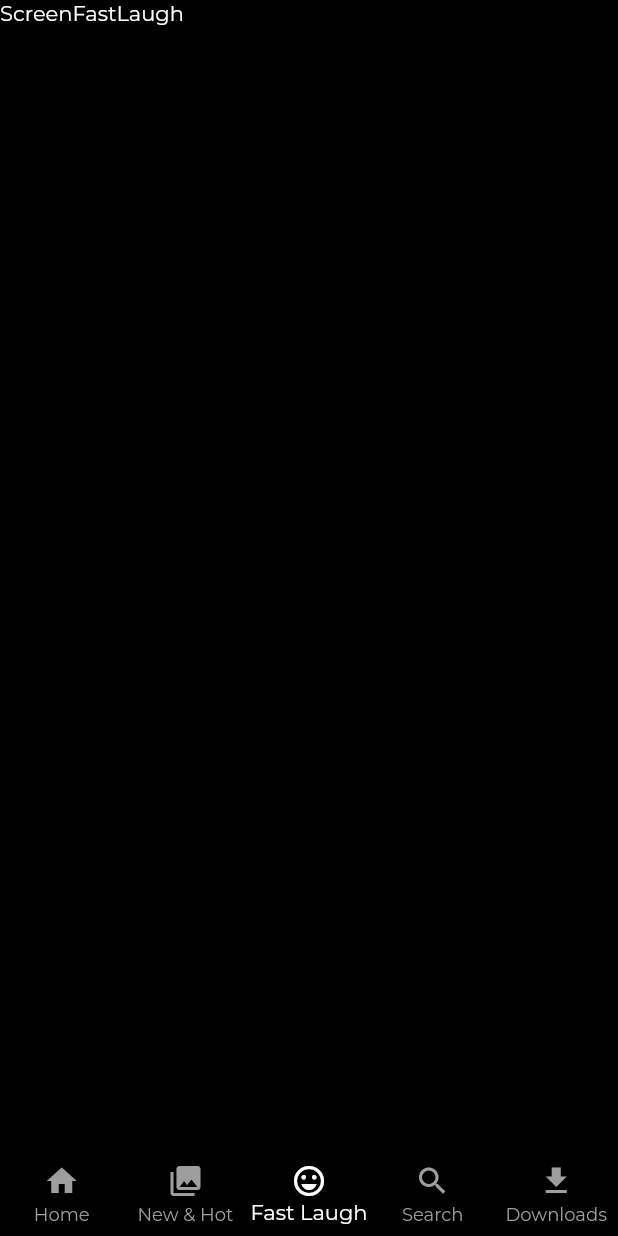
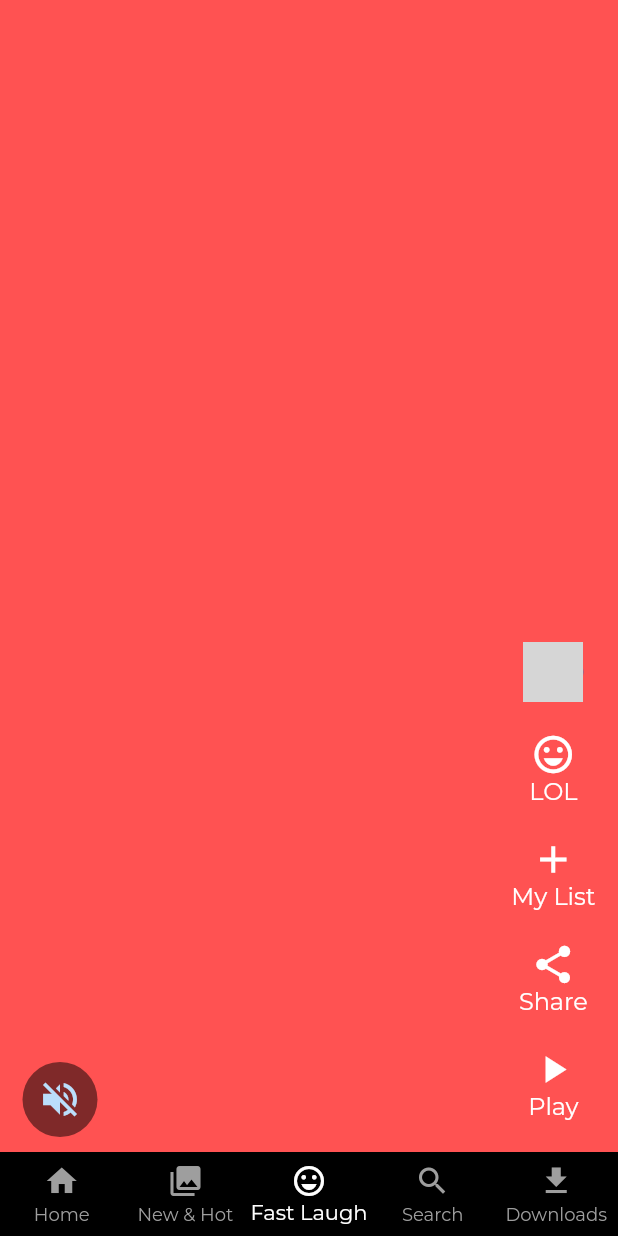
Before and after one commit to RobinJoby/NetFlix_Clone_App_Flutter, a Flutter app: the screen it shows after launch, item 3 of the bottom bar chosen, on a phone screen of 412 x 824 dp. Run offline on Flutter 3.47's test engine with Material 2 defaults, Android fonts, the phone set to English and light mode, and no system bars; our stand-ins replace google_fonts; network calls fail; grey boxes are pictures that could not be loaded.

Commit message:
fast laugh ui added

```diff
--- a/lib/presentation/FastLaugh/screen_fast_laugh.dart
+++ b/lib/presentation/FastLaugh/screen_fast_laugh.dart
@@ -1,12 +1,21 @@
 import 'package:flutter/material.dart';
+import 'package:netflix_clone_app/presentation/FastLaugh/widgets/video_list_item.dart';
 
 class ScreenFastLaugh extends StatelessWidget {
   const ScreenFastLaugh({super.key});
 
   @override
   Widget build(BuildContext context) {
-    return const Scaffold(
-      body: SafeArea(child: Text('ScreenFastLaugh')),
+    return Scaffold(
+      body: SafeArea(
+        child: PageView(
+          scrollDirection: Axis.vertical,
+          children: List.generate(
+            10,
+            (index) =>  VideoListItem(index: index,),
+          ),
+        ),
+      ),
     );
   }
 }
--- /dev/null
+++ b/lib/presentation/FastLaugh/widgets/video_list_item.dart
@@ -0,0 +1,80 @@
+import 'package:flutter/material.dart';
+import 'package:netflix_clone_app/core/colors/colors.dart';
+import 'package:netflix_clone_app/core/constants.dart';
+
+class VideoListItem extends StatelessWidget {
+  const VideoListItem({super.key, required this.index});
+
+  final int index;
+
+  @override
+  Widget build(BuildContext context) {
+    return Stack(
+      children: [
+        Container(
+          color: Colors.accents[index % Colors.accents.length],
+        ),
+        Align(
+          alignment: Alignment.bottomLeft,
+          child: Padding(
+            padding: const EdgeInsets.symmetric(vertical: 10, horizontal: 15),
+            child: Row(
+              mainAxisAlignment: MainAxisAlignment.spaceBetween,
+              crossAxisAlignment: CrossAxisAlignment.end,
+              children: [
+                CircleAvatar(
+                  radius: 25,
+                  backgroundColor: Colors.black.withOpacity(0.5),
+                  child: IconButton(
+                    onPressed: () {},
+                    icon: const Icon(
+                      Icons.volume_off,
+                      size: 30,
+                    ),
+                  ),
+                ),
+               const  Column(
+                  mainAxisAlignment: MainAxisAlignment.end,
+                  children: [
+                    Padding(
+                      padding: EdgeInsets.symmetric(vertical: 10.0),
+                      child: CircleAvatar(
+                        backgroundImage: NetworkImage('https://www.themoviedb.org/t/p/w220_and_h330_face/fiVW06jE7z9YnO4trhaMEdclSiC.jpg'),
+                      ),
+                    ),
+                    VideoActionWidget(icon: Icons.emoji_emotions_outlined,title: 'LOL',),
+                    VideoActionWidget(icon: Icons.add, title: 'My List'),
+                    VideoActionWidget(icon: Icons.share, title: 'Share'),
+                    VideoActionWidget(icon: Icons.play_arrow, title: 'Play'),
+                  ],
+                )
+
+              ],
+            ),
+          ),
+        )
+      ],
+    );
+  }
+}
+
+class VideoActionWidget extends StatelessWidget {
+  const VideoActionWidget({super.key,required this.icon,required this.title});
+
+  final IconData icon;
+  final String title;
+
+  @override
+  Widget build(BuildContext context) {
+    return  Padding(
+      padding: const EdgeInsets.symmetric(vertical: 10),
+      child: Column(
+        children: [
+          Icon(icon,color: kcolorWhite,size: 30,),
+          Text(title,style: const TextStyle(color: kcolorWhite,fontSize: 16),),
+
+        ],
+      ),
+    );
+  }
+}
--- a/lib/presentation/search/screen_search.dart
+++ b/lib/presentation/search/screen_search.dart
@@ -1,7 +1,6 @@
 import 'package:flutter/cupertino.dart';
 import 'package:flutter/material.dart';
 import 'package:netflix_clone_app/core/constants.dart';
-import 'package:netflix_clone_app/presentation/search/widgets/search_idle.dart';
 import 'package:netflix_clone_app/presentation/search/widgets/search_result.dart';
 
 class ScreenSearch extends StatelessWidget {
--- a/pubspec.yaml
+++ b/pubspec.yaml
@@ -31,7 +31,8 @@ dependencies:
   cupertino_icons: ^1.0.2
   flutter:
     sdk: flutter
-  google_fonts:
+  google_fonts: null
+  video_player: ^2.7.0
 
 dev_dependencies:
   build_runner: ^2.4.6
```
Also changed, not shown: pubspec.lock.
